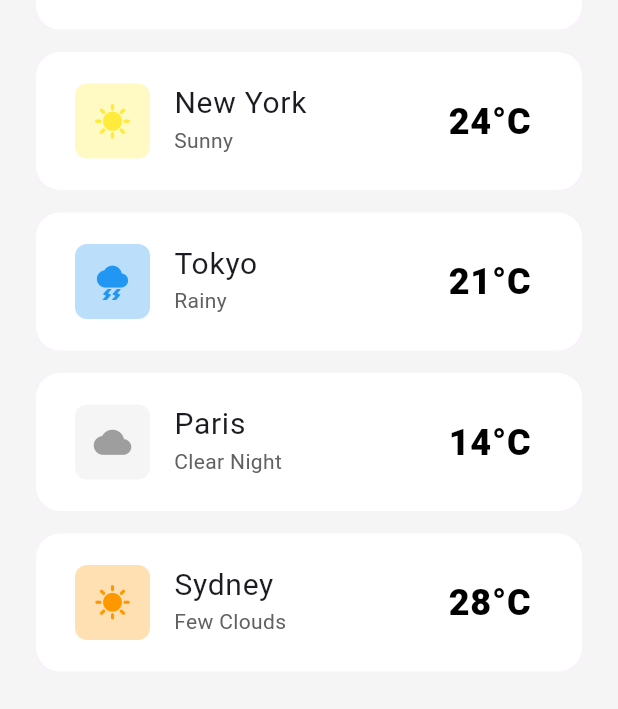
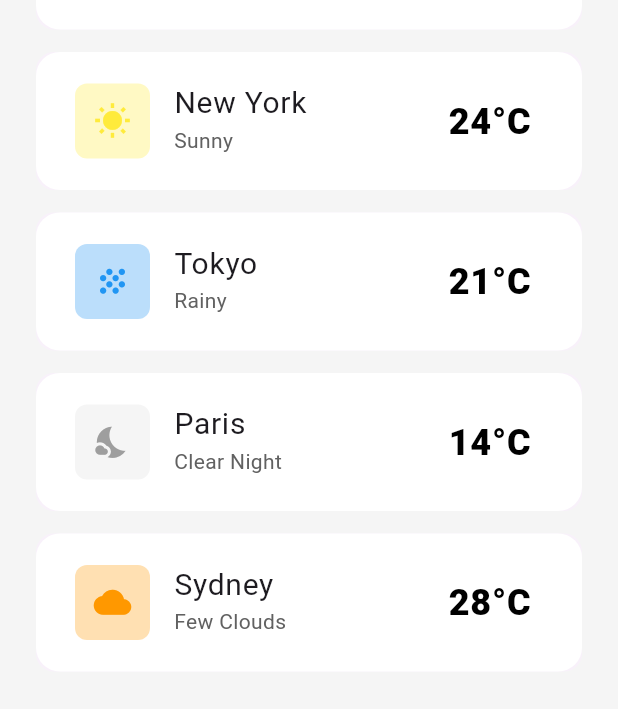
Before and after one commit to ShauryaThakur001/Weather-App, a Flutter app: the Locationscreen screen opened directly, on a phone screen of 412 x 824 dp. Shown: the part 338-1047 px from the top of the screen. Run offline on Flutter 3.47's test engine with Material 3 defaults, Android fonts, the phone set to English and light mode, and no system bars; our stand-ins replace firebase_auth, firebase_core, geolocator, google_sign_in, permission_handler; accounts and stored records are empty; Roboto replaces fonts that are missing (primaryFont).

Commit message:
Location Page UI Added

```diff
--- a/lib/Pages/Location Screen/LocationScreen.dart
+++ b/lib/Pages/Location Screen/LocationScreen.dart
@@ -58,10 +58,10 @@ class _LocationscreenState extends State<Locationscreen> {
                 ),
                 SizedBox(height: 15),
                 LocationWidget(city: 'London', weather: 'Cloudy', degree: '19', icon: Icons.cloud, color: Colors.blue,),
-                LocationWidget(city: "New York", weather: "Sunny", degree: "24", icon: Icons.sunny, color: Colors.yellow),
-                LocationWidget(city: "Tokyo", weather: "Rainy", degree: "21", icon: Icons.thunderstorm, color: Colors.blue),
-                LocationWidget(city: "Paris", weather: "Clear Night", degree: "14", icon: Icons.cloud, color: Colors.grey),
-                LocationWidget(city: "Sydney", weather: "Few Clouds", degree: "28", icon: Icons.sunny, color: Colors.orange)
+                LocationWidget(city: "New York", weather: "Sunny", degree: "24", icon: Icons.wb_sunny, color: Colors.yellow),
+                LocationWidget(city: "Tokyo", weather: "Rainy", degree: "21", icon: Icons.grain, color: Colors.blue),
+                LocationWidget(city: "Paris", weather: "Clear Night", degree: "14", icon: Icons.nights_stay, color: Colors.grey),
+                LocationWidget(city: "Sydney", weather: "Few Clouds", degree: "28", icon: Icons.wb_cloudy, color: Colors.orange)
               ],
             ),
           ),
```
